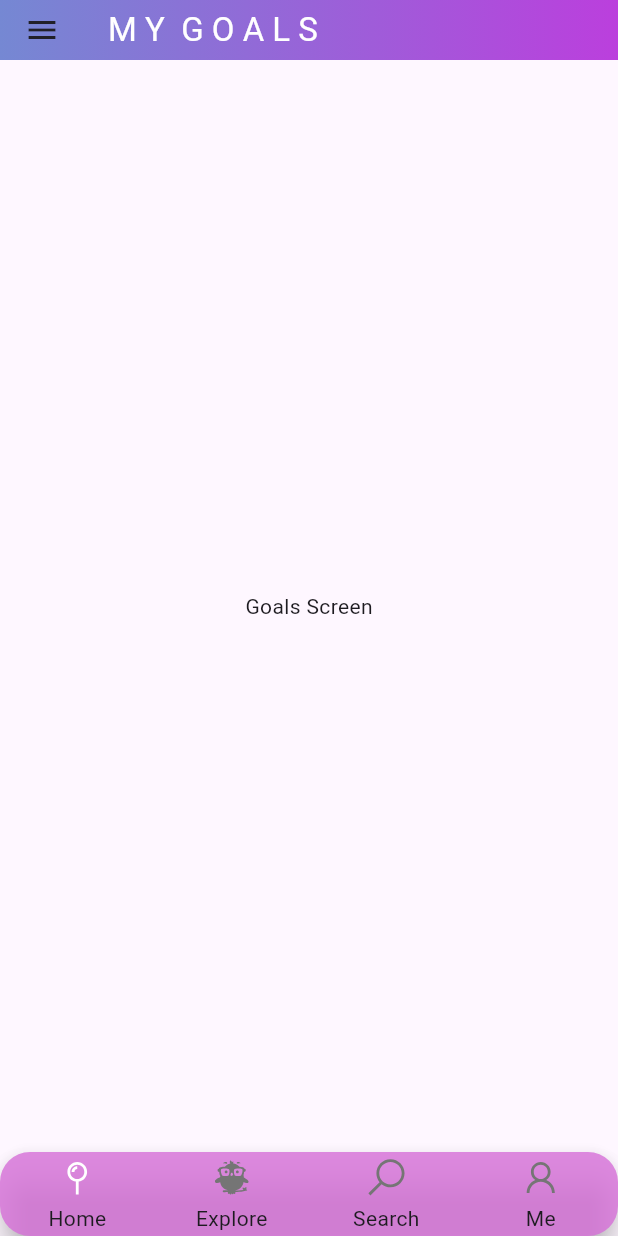
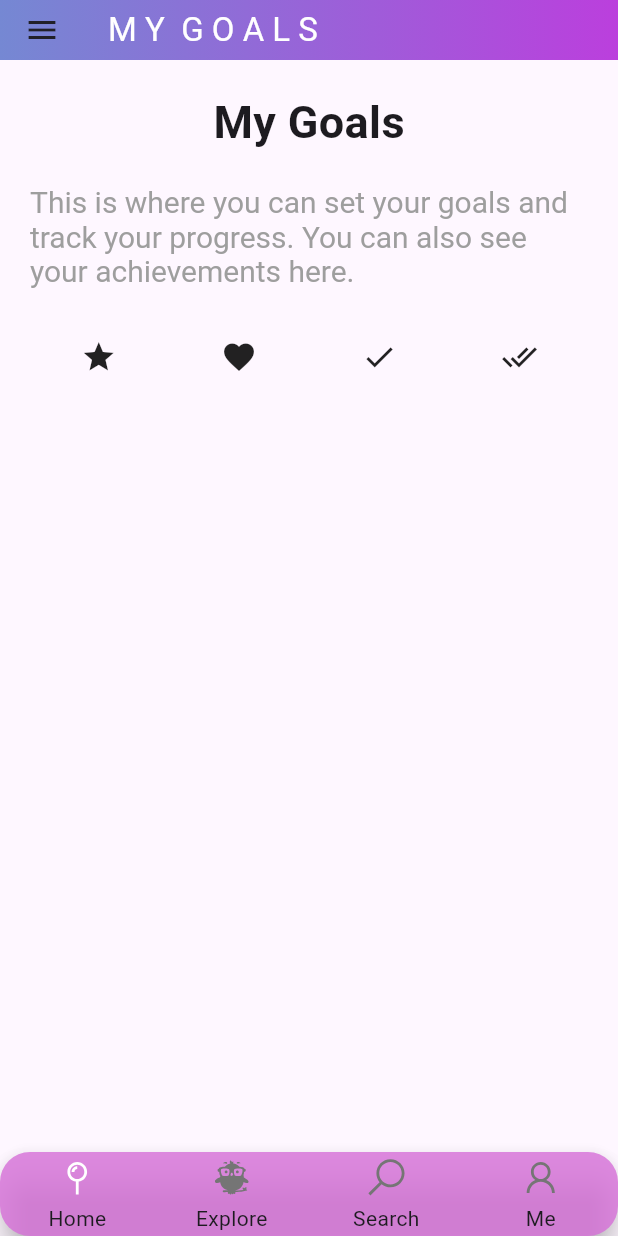
Before and after one commit to gauss2302/Nail-It-Todo-Task-Application, a Flutter app: the GoalsScreen screen opened by its route, on a phone screen of 412 x 824 dp. Run offline on Flutter 3.47's test engine with Material 3 defaults, Android fonts, the light colour scheme and no system bars; drawn by our look-alikes of custom_navigation_bar; our stand-ins replace flutter_dotenv, flutter_riverpod, go_router, line_icons, riverpod_annotation, supabase_flutter; accounts and stored records are empty; generated files the repository leaves out were written again; Roboto replaces fonts that are missing (Raleway).

Commit message:
Goals Screen basic set-up

```diff
--- a/lib/features/goals/presentation/pages/goals_screen.dart
+++ b/lib/features/goals/presentation/pages/goals_screen.dart
@@ -1,4 +1,5 @@
 import 'package:flutter/material.dart';
+import 'package:flutter/widgets.dart';
 import 'package:nail_it/core/widgets/appbar.dart';
 import 'package:nail_it/core/widgets/appbar.dart';
 import 'package:nail_it/core/widgets/drawer.dart';
@@ -14,14 +15,58 @@ class GoalsScreen extends StatefulWidget {
 class _GoalsScreenState extends State<GoalsScreen> {
   @override
   Widget build(BuildContext context) {
-    return const Scaffold(
+    return Scaffold(
       appBar: UpperBar(
         appbartitle: 'M Y  G O A L S',
       ),
       drawer: DrawerMenu(),
       bottomNavigationBar: NavBar(),
       body: Center(
-        child: Text('Goals Screen'),
+        child: Padding(
+          padding: EdgeInsets.all(20),
+          child: Column(
+            mainAxisAlignment: MainAxisAlignment.start,
+            children: <Widget>[
+              Text(
+                'My Goals',
+                style: TextStyle(
+                  fontSize: 30,
+                  fontWeight: FontWeight.bold,
+                ),
+              ),
+              const SizedBox(height: 20),
+              RichText(
+                text: const TextSpan(
+                  text:
+                      'This is where you can set your goals and track your progress. You can also see your achievements here.',
+                  style: TextStyle(
+                    fontSize: 20,
+                    color: Colors.grey,
+                  ),
+                ),
+              ),
+
+              // Add Database fetch here, create milestones for achievements
+              SizedBox(
+                height: 200, // or any other value
+                child: GridView(
+                  gridDelegate: const SliverGridDelegateWithFixedCrossAxisCount(
+                    crossAxisCount: 4,
+                    crossAxisSpacing: 2,
+                    mainAxisSpacing: 5,
+                    childAspectRatio: 1,
+                  ),
+                  children: const <Widget>[
+                    Icon(Icons.star),
+                    Icon(Icons.favorite),
+                    Icon(Icons.check),
+                    Icon(Icons.done_all_sharp),
+                  ],
+                ),
+              )
+            ],
+          ),
+        ),
       ),
     );
   }
```
